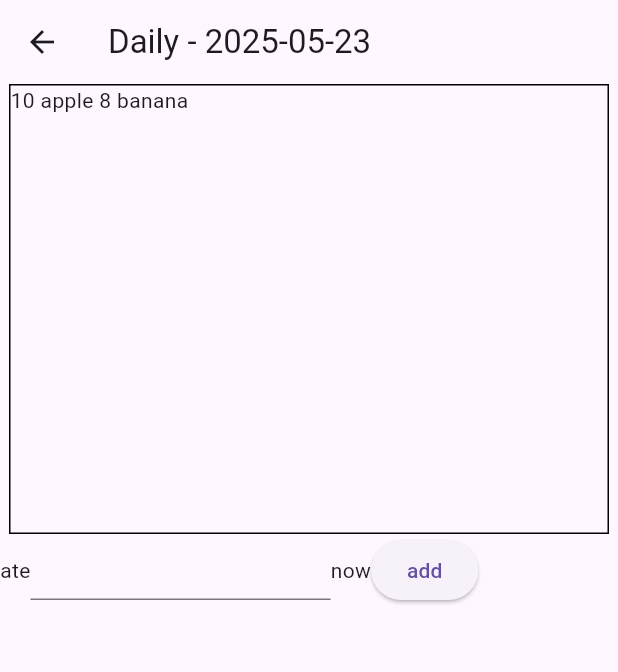
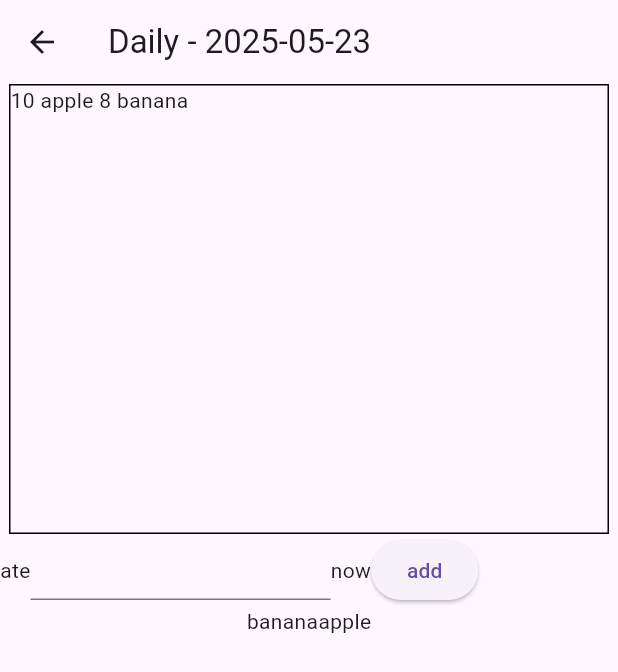
Before and after one commit to bitdreamer/food_diary, a Flutter app: the Daily2 screen opened directly, after a tap on "add", on a phone screen of 412 x 824 dp. Shown: the top 672 px of the screen. Run offline on Flutter 3.47's test engine with Material 3 defaults, Android fonts, the phone set to English and light mode, and no system bars; our stand-ins replace flutter_bloc, hydrated_bloc.

Commit message:
the list of all foods (etc) has been added to state, hydrated and all

```diff
--- a/lib/daily.dart
+++ b/lib/daily.dart
@@ -7,6 +7,7 @@ import "package:flutter_bloc/flutter_bloc.dart";
 
 import "food_state.dart";
 import "munch.dart";
+import "about.dart";
 
 // the Daily layer sets up the Bloc stuff with the FoodCubit
 // from the top.
@@ -38,6 +39,7 @@ class Daily2 extends StatelessWidget
   { FoodCubit fc = BlocProvider.of<FoodCubit>(context);
     FoodState fs = fc.state;
     TextEditingController tec = TextEditingController();
+    String cat = "ate";
 
     // print("json=${fs.toJson()}"); // debugging
 
@@ -47,7 +49,7 @@ class Daily2 extends StatelessWidget
       ( children:
         [ dayLog(context), // today so far
           EntryRow(),
-          // ResetButton(),
+          ItemChoices(cat),
         ],
       ),
     );
@@ -66,6 +68,24 @@ class Daily2 extends StatelessWidget
       decoration: BoxDecoration( border:Border.all(width:1)),
       child: Wrap ( children: kids, ),
     );
+  }
+}
+
+class ItemChoices extends StatelessWidget
+{
+  String cat;
+  ItemChoices(this.cat);
+
+  Widget build( BuildContext context )
+  { FoodCubit fc = BlocProvider.of<FoodCubit>(context);
+    FoodState fs = fc.state;
+    Map<String,About> abouts = fs.abouts;
+
+    List<Widget> kids = [];
+    for ( MapEntry<String,About> me in abouts.entries )
+    { kids.add( Text(me.key) ); }
+
+    return Wrap( children: kids );
   }
 }
 
--- a/lib/food_state.dart
+++ b/lib/food_state.dart
@@ -6,12 +6,14 @@
 import 'dart:convert';import 'package:hydrated_bloc/hydrated_bloc.dart';
 
 import 'munch.dart';
+import 'about.dart';
 
 class FoodState
 {
   List<Munch> munchies; // time stamped eating or feeling or ...
-  // Map<String,About> menu; // details about each food or feeling ...
-  FoodState(this.munchies);
+  Map<String,About> abouts; // details about each food or feeling ...
+
+  FoodState(this.munchies, this.abouts);
 
   // toMap()
   // turns the object into a map.
@@ -24,6 +26,14 @@ class FoodState
     { theList.add( m.toMap() ); // encode map version of the Munch
     }
     theMap["munchies"] = theList;
+
+    Map<String,dynamic> aboutsMap = {};
+    abouts.forEach
+    ( (key,value)
+      { aboutsMap[key] = value.toMap();
+      }
+    );
+    theMap['abouts'] = aboutsMap;
     return theMap;
   }
 
@@ -36,7 +46,14 @@ class FoodState
     for ( Map<String,dynamic> mmap in mmaps )
     { munchies.add( Munch.fromMap(mmap) ); // back into Munch object
     }
-    return FoodState(munchies);
+
+    Map<String,dynamic> aboutsMap = theMap['abouts'];
+    Map<String,About> abouts = {};
+    aboutsMap.forEach
+    ( (key,value)
+      { abouts[key] = About.fromMap(value); }
+    );
+    return FoodState(munchies,abouts);
   }
 
 
@@ -59,17 +76,24 @@ class FoodCubit extends HydratedCubit<FoodState> // with HydratedMixin
 {
   FoodCubit() : super( FoodState([ Munch("apple", "2025-01-02 10:43:17" ),
                                    Munch("banana", "2025-01-03 8:41:00" ),
-                                 ]) );
+                                 ],
+                                 { "banana":About("ate",100,"g"),
+                                   "apple":About("ate",200,"g"),
+                                 }
+                                )
+                     );
 
-  void setFood(List<Munch> m ) { emit( FoodState(m) ); }
+  void setFood(List<Munch> m ) { emit( FoodState(m,state.abouts) ); }
 
   void addFood( String f, String cat, String dt )
   { Munch m = Munch( f, dt  );
     state.munchies.add(m);
-    emit( FoodState(state.munchies) );
+    if ( state.abouts[f] == null )
+    { state.abouts[f] = About(cat,5,"g"); }
+    emit( FoodState(state.munchies,state.abouts) );
   }
 
-  void reset() { emit( FoodState([]) ); }
+  void reset() { emit( FoodState([],{}) ); }
 
   // fromJson()
   // converts the map form of FoodState into a FoodState object.
```
Also changed, not shown: 1 other file.
